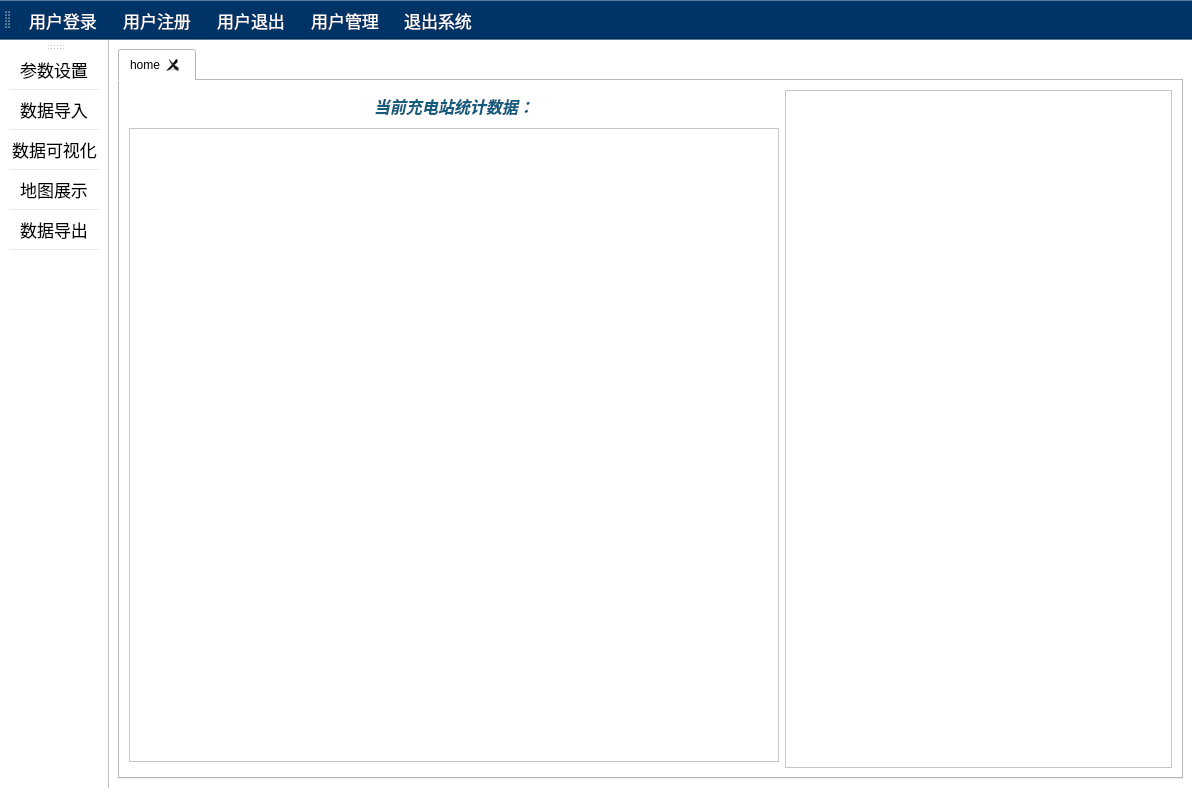
First picture: the form in UI/MainWindow.ui, repository peipan/charge_station, before the edit.
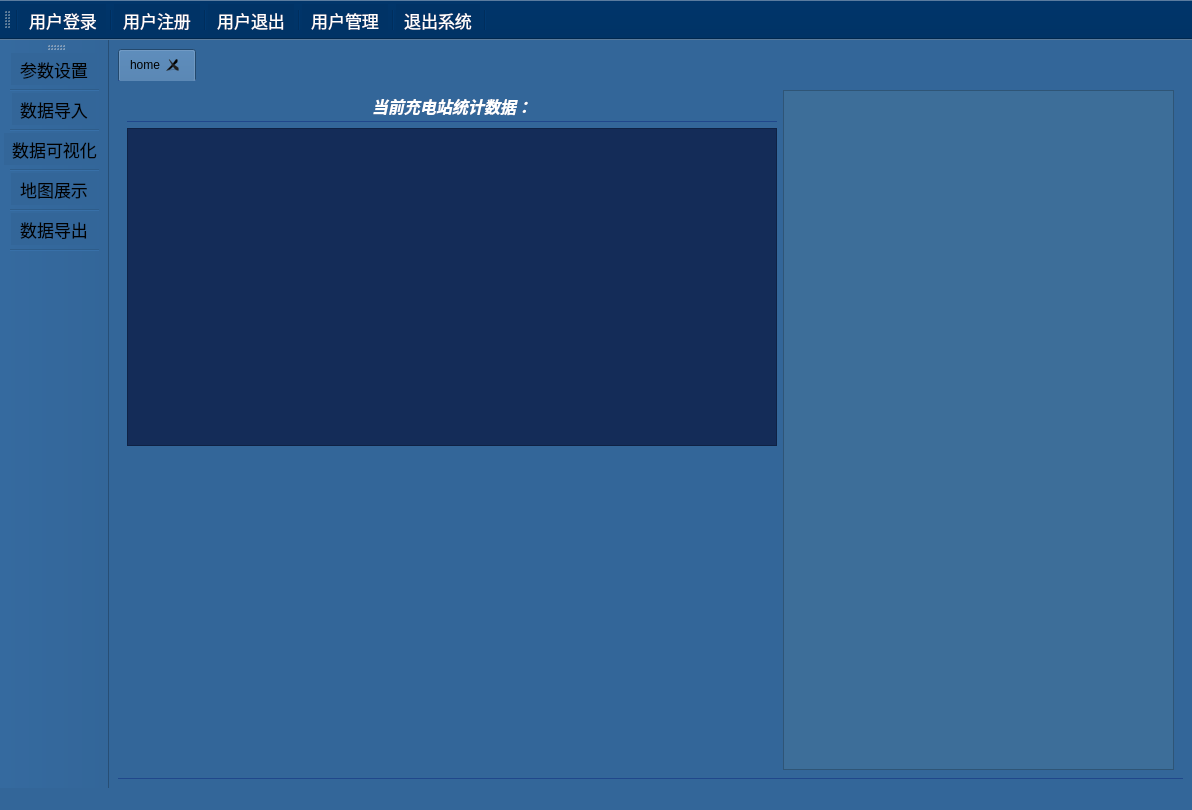
Second picture: the form after the edit. Icons and pictures are not drawn.

```diff
--- a/UI/MainWindow.ui
+++ b/UI/MainWindow.ui
@@ -14,7 +14,7 @@
    <string>MainWindow</string>
   </property>
   <property name="styleSheet">
-   <string notr="true">background-color: rgb(255, 255, 255);</string>
+   <string notr="true">background-color: rgb(51, 102, 153);</string>
   </property>
   <widget class="QWidget" name="centralwidget">
    <layout class="QGridLayout" name="gridLayout_2">
@@ -27,11 +27,15 @@
        </sizepolicy>
       </property>
       <property name="styleSheet">
-       <string notr="true">background-color: rgb(255, 255, 255);</string>
+       <string notr="true">background-color: rgb(51, 102, 153);
+border-bottom:1px solid #20478b;</string>
       </property>
       <property name="currentIndex">
        <number>0</number>
       </property>
+      <property name="usesScrollButtons">
+       <bool>true</bool>
+      </property>
       <property name="tabsClosable">
        <bool>true</bool>
       </property>
@@ -51,22 +55,23 @@
           <property name="maximumSize">
            <size>
             <width>16777215</width>
-            <height>16777215</height>
+            <height>32</height>
            </size>
           </property>
           <property name="styleSheet">
            <string notr="true">font: 17pt &quot;Adobe 黑体 Std R&quot;;
+background-color: rgb(51, 102, 153);
 </string>
           </property>
           <property name="text">
-           <string>&lt;html&gt;&lt;head/&gt;&lt;body&gt;&lt;p align=&quot;center&quot;&gt;&lt;span style=&quot; font-size:12pt; font-weight:600; font-style:italic; color:#145b7d;&quot;&gt;当前充电站统计数据：&lt;/span&gt;&lt;/p&gt;&lt;/body&gt;&lt;/html&gt;</string>
+           <string>&lt;html&gt;&lt;head/&gt;&lt;body&gt;&lt;p align=&quot;center&quot;&gt;&lt;span style=&quot; font-size:12pt; font-weight:600; font-style:italic; color:#ffffff;&quot;&gt;当前充电站统计数据：&lt;/span&gt;&lt;/p&gt;&lt;/body&gt;&lt;/html&gt;</string>
           </property>
          </widget>
         </item>
         <item row="1" column="0">
          <widget class="QTableView" name="tableView">
           <property name="sizePolicy">
-           <sizepolicy hsizetype="Preferred" vsizetype="Expanding">
+           <sizepolicy hsizetype="Preferred" vsizetype="Preferred">
             <horstretch>0</horstretch>
             <verstretch>0</verstretch>
            </sizepolicy>
@@ -84,12 +89,18 @@
            </size>
           </property>
           <property name="styleSheet">
-           <string notr="true">font: 75 12pt &quot;微软雅黑&quot;;</string>
+           <string notr="true">font: 75 12pt &quot;微软雅黑&quot;;
+background-color: rgb(20, 44, 88);
+border-bottom:1px solid #20478b;</string>
           </property>
          </widget>
         </item>
         <item row="0" column="1" rowspan="3">
          <widget class="QFrame" name="frame">
+          <property name="styleSheet">
+           <string notr="true">background-color: rgb(61, 110, 153);
+border-bottom:1px solid #20478b;</string>
+          </property>
           <property name="frameShape">
            <enum>QFrame::StyledPanel</enum>
           </property>
@@ -163,6 +174,7 @@
    <addaction name="act_manager"/>
    <addaction name="separator"/>
    <addaction name="act_quit"/>
+   <addaction name="separator"/>
   </widget>
   <widget class="QToolBar" name="toolBar_2">
    <property name="sizePolicy">
```
